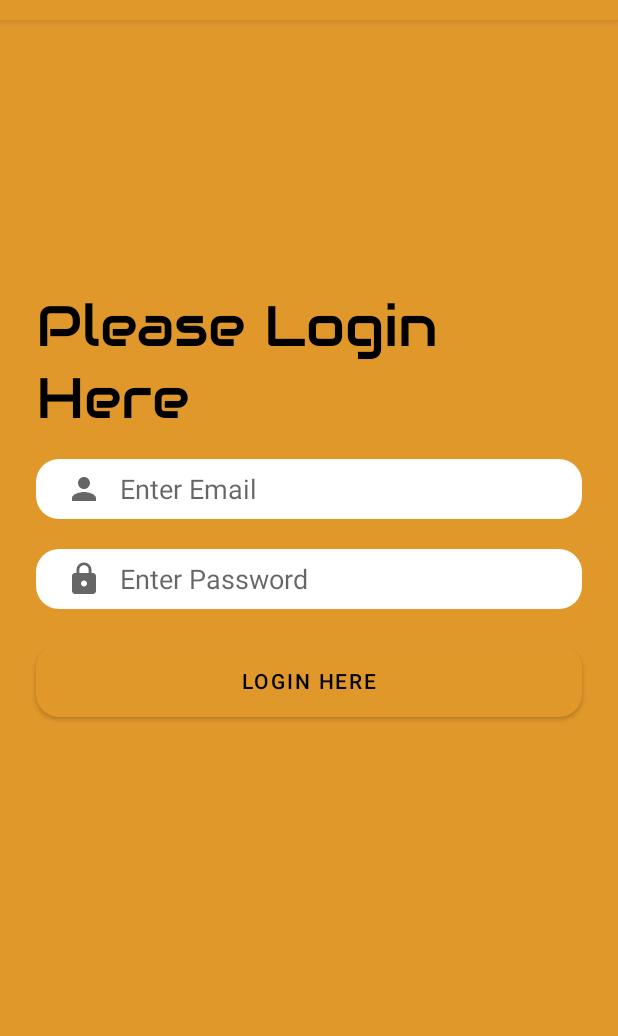
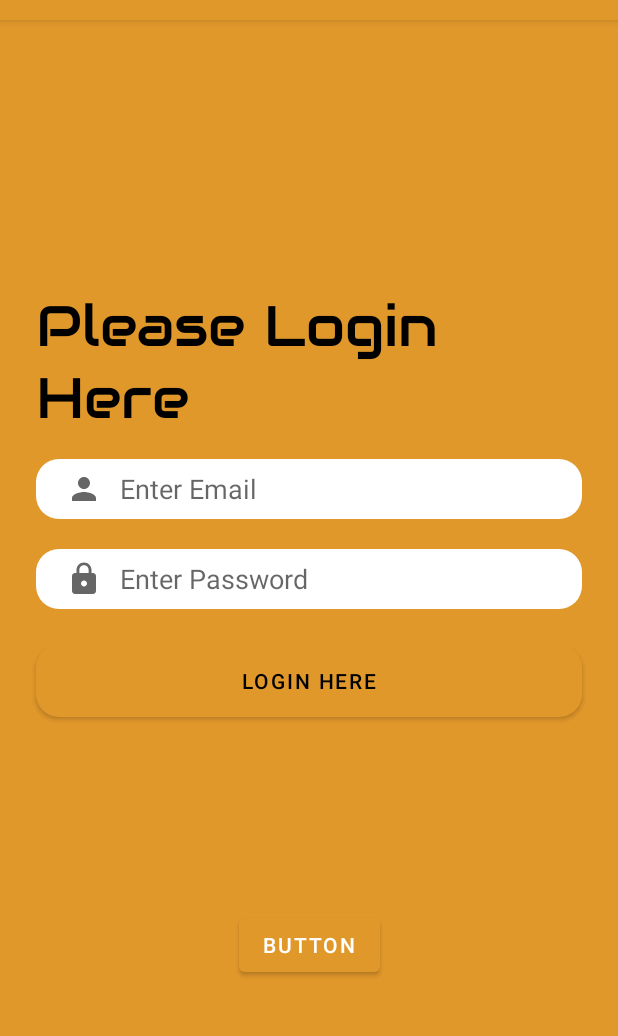
Before and after one commit to shritambaskar/shivsena_yavatmal, an Android app: the screen it shows after launch (LoginActivity), on a phone screen of 412 x 824 dp, the part 64-1100 px from its top. Run offline under Robolectric (Android 15) with nearby library versions, the phone set to English and light mode, and no system bars.

Commit message:
Shivsena Yavatmal

```diff
--- a/app/src/main/res/drawable/rounded_bt.xml
+++ b/app/src/main/res/drawable/rounded_bt.xml
@@ -4,7 +4,7 @@
     android:shape="rectangle"
     android:padding="10dp">
 
-    <solid android:color="#000000" />
+    <solid android:color="#0E0101"/>
     <corners
         android:bottomRightRadius="15dp"
         android:bottomLeftRadius="15dp"
--- a/app/src/main/res/layout/activity_login.xml
+++ b/app/src/main/res/layout/activity_login.xml
@@ -70,4 +70,14 @@
         app:layout_constraintTop_toBottomOf="@+id/password"
         app:layout_constraintVertical_bias="0.074" />
 
+    <Button
+        android:id="@+id/button"
+        android:layout_width="wrap_content"
+        android:layout_height="wrap_content"
+        android:text="Button"
+        app:layout_constraintBottom_toBottomOf="parent"
+        app:layout_constraintEnd_toEndOf="@+id/login"
+        app:layout_constraintStart_toStartOf="@+id/login"
+        app:layout_constraintTop_toBottomOf="@+id/login" />
+
 </androidx.constraintlayout.widget.ConstraintLayout>
```
